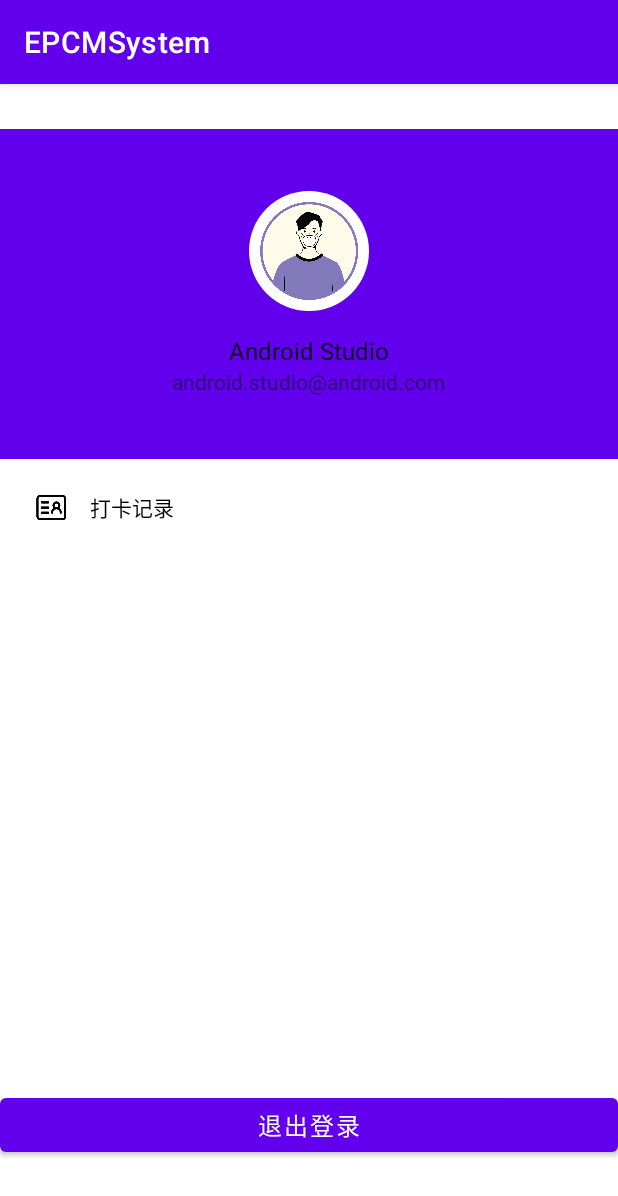
After one commit to immaturehearts/EPCMSystem, an Android app: the AdminActivity screen opened directly, with no data from a screen before it, on a phone screen of 412 x 824 dp. The commit adds this screen. Shown: the top 1196 px of the screen. Run offline under Robolectric (Android 15) with nearby library versions, the phone set to English and light mode, and no system bars; our stand-ins replace CircleImageView.

Commit message:
新增管理员登录模块、管理员查看记录界面

```diff
--- a/app/src/main/java/com/example/epcmsystem/ui/notifications/NotificationFragment.java
+++ b/app/src/main/java/com/example/epcmsystem/ui/notifications/NotificationFragment.java
@@ -305,7 +305,7 @@ public class NotificationFragment extends Fragment {
         }
         Notification notification = new NotificationCompat.Builder(getContext(),"default")
                 .setContentTitle("疫码通：注意个人保护！")
-                .setContentText(tipNote)
+                .setContentText(note)
                 .setWhen(System.currentTimeMillis())
                 .setSmallIcon(R.drawable.epcm)
                 .setLargeIcon(BitmapFactory.decodeResource(getResources(), R.drawable.epcm))
--- /dev/null
+++ b/app/src/main/res/layout/activity_admin.xml
@@ -0,0 +1,45 @@
+<?xml version="1.0" encoding="utf-8"?>
+<LinearLayout xmlns:android="http://schemas.android.com/apk/res/android"
+    xmlns:app="http://schemas.android.com/apk/res-auto"
+    xmlns:tools="http://schemas.android.com/tools"
+    android:id="@+id/admin_home_ll"
+    android:layout_width="match_parent"
+    android:layout_height="match_parent"
+    android:fitsSystemWindows="true"
+    android:orientation="vertical"
+    tools:context=".AdminActivity">
+
+    <LinearLayout
+        android:layout_width="match_parent"
+        android:layout_height="0dp"
+        android:layout_weight="1"
+        android:orientation="vertical">
+
+        <com.google.android.material.navigation.NavigationView
+            android:id="@+id/admin_home_nv"
+            android:layout_width="match_parent"
+            android:layout_height="match_parent"
+            android:layout_gravity="center"
+            app:headerLayout="@layout/home_header"
+            app:menu="@menu/admin_home" />
+
+    </LinearLayout>
+
+    <LinearLayout
+        android:layout_width="match_parent"
+        android:layout_height="wrap_content"
+        android:layout_gravity="bottom"
+        android:orientation="vertical">
+
+        <Button
+            android:id="@+id/admin_logout_btn"
+            android:layout_width="match_parent"
+            android:layout_height="wrap_content"
+            android:layout_gravity="bottom|center_horizontal"
+            android:layout_marginBottom="50dp"
+            android:text="退出登录"
+            android:textSize="16sp" />
+
+    </LinearLayout>
+
+</LinearLayout>
--- a/app/src/main/res/layout/activity_health_punch_in.xml
+++ b/app/src/main/res/layout/activity_health_punch_in.xml
@@ -255,7 +255,7 @@
                 android:layout_marginTop="5dp"
                 android:layout_marginBottom="10dp"
                 app:cardCornerRadius="20dp"
-                app:cardElevation="50dp">
+                app:cardElevation="5dp">
 
                 <LinearLayout
                     android:layout_width="match_parent"
@@ -324,12 +324,12 @@
         <LinearLayout
             android:layout_width="match_parent"
             android:layout_height="wrap_content"
-            android:layout_marginBottom="30dp"
             android:orientation="vertical">
 
             <Button
                 android:layout_width="match_parent"
                 android:layout_height="wrap_content"
+                android:layout_marginTop="30dp"
                 android:id="@+id/health_submit_btn"
                 android:text="提交" />
 
--- /dev/null
+++ b/app/src/main/res/menu/admin_home.xml
@@ -0,0 +1,8 @@
+<?xml version="1.0" encoding="utf-8"?>
+<menu xmlns:android="http://schemas.android.com/apk/res/android">
+    <item
+        android:id="@+id/admin_history"
+        android:title="@string/menu_history"
+        android:icon="@drawable/id"/>
+
+</menu>
```
Also changed, not shown: app/src/main/AndroidManifest.xml (+5 -3 lines), app/src/main/java/com/example/epcmsystem/AdminActivity.java (added, +115 -0 lines), app/src/main/java/com/example/epcmsystem/AlarmService.java (+42 -1 lines), app/src/main/java/com/example/epcmsystem/HistoryActivity.java (+11 -2 lines), app/src/main/java/com/example/epcmsystem/HistoryCard.java (+13 -1 lines), app/src/main/java/com/example/epcmsystem/HistoryCardAdapter.java (+30 -3 lines), app/src/main/java/com/example/epcmsystem/LoginActivity.java (+7 -2 lines), app/src/main/res/layout/history_item.xml (+25 -7 lines).
